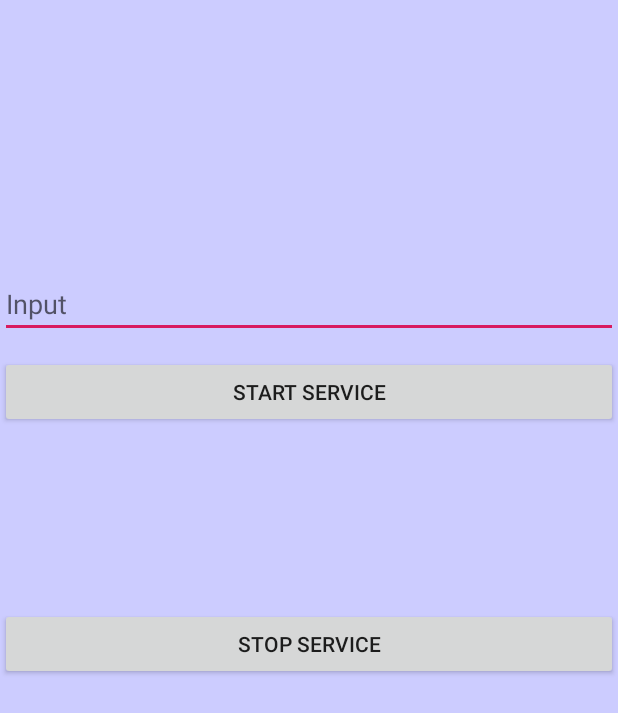
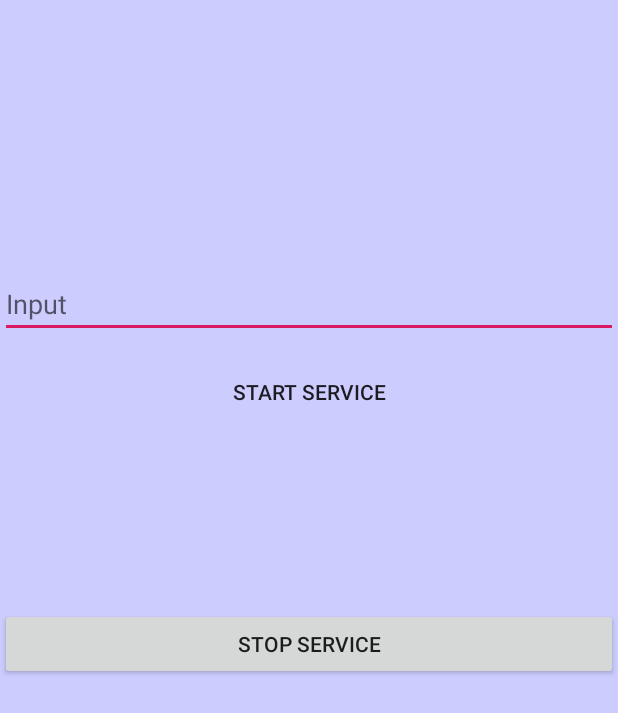
Before and after one commit to stevenakibinge/MyApplication, an Android app: the Foreground screen opened directly, with no data from a screen before it, on a phone screen of 412 x 824 dp. Shown: the top 713 px of the screen. Run offline under Robolectric (Android 15) with nearby library versions, the phone set to English and light mode, and no system bars.

```diff
--- a/app/src/main/res/layout/activity_foreground.xml
+++ b/app/src/main/res/layout/activity_foreground.xml
@@ -16,6 +16,7 @@
         android:layout_marginTop="180dp"
         android:hint="Input" />
     <Button
+        style="@style/Widget.AppCompat.Button.Borderless"
         android:layout_width="match_parent"
         android:layout_height="wrap_content"
         android:onClick="startService"
```
